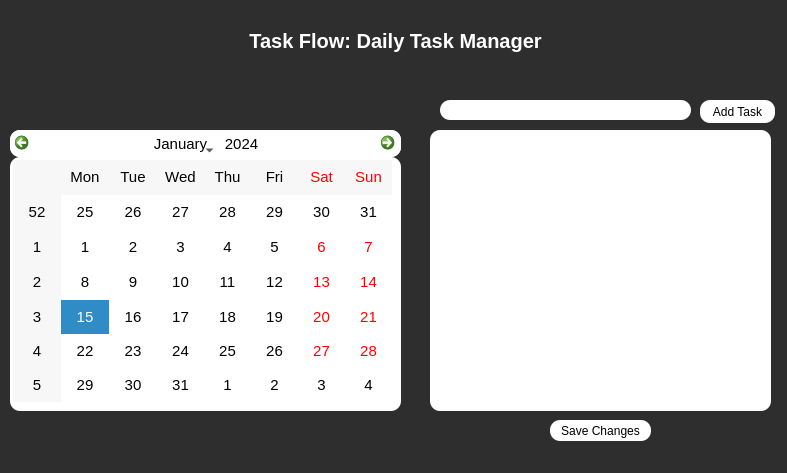
Before: the Qt Designer form main.ui in GrimReaper606/DailyTaskSchedulerUsingPython, drawn with Qt 5.
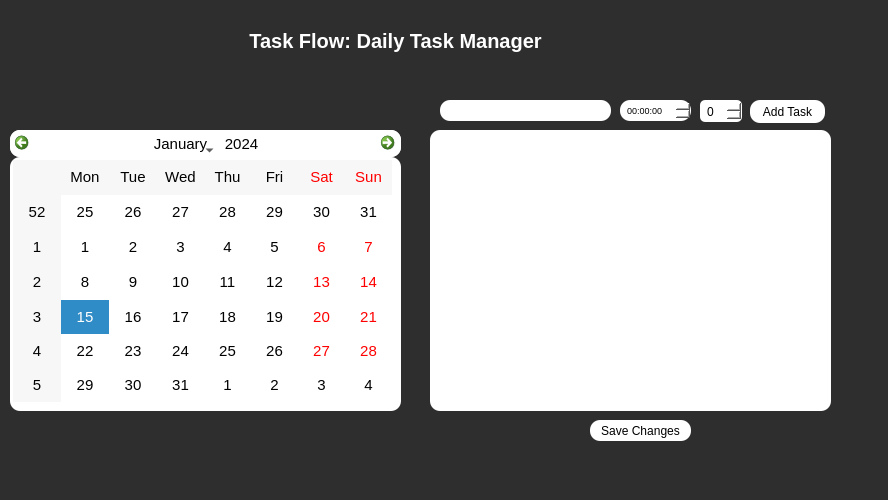
After: the same form once the commit is applied.

Commit message: Priority is added along with setting Reminder Time

Diff of the .ui file:
```diff
--- a/main.ui
+++ b/main.ui
@@ -6,8 +6,8 @@
    <rect>
     <x>0</x>
     <y>0</y>
-    <width>787</width>
-    <height>473</height>
+    <width>888</width>
+    <height>500</height>
    </rect>
   </property>
   <property name="windowTitle">
@@ -39,7 +39,7 @@
     <rect>
      <x>430</x>
      <y>130</y>
-     <width>341</width>
+     <width>401</width>
      <height>281</height>
     </rect>
    </property>
@@ -54,7 +54,7 @@
   <widget class="QPushButton" name="saveButton">
    <property name="geometry">
     <rect>
-     <x>550</x>
+     <x>590</x>
      <y>420</y>
      <width>101</width>
      <height>21</height>
@@ -73,7 +73,7 @@
   <widget class="QPushButton" name="addButton">
    <property name="geometry">
     <rect>
-     <x>700</x>
+     <x>750</x>
      <y>100</y>
      <width>75</width>
      <height>23</height>
@@ -120,8 +120,8 @@
     <rect>
      <x>440</x>
      <y>100</y>
-     <width>251</width>
-     <height>20</height>
+     <width>171</width>
+     <height>21</height>
     </rect>
    </property>
    <property name="styleSheet">
@@ -132,6 +132,41 @@
 padding: 5px;</string>
    </property>
   </widget>
+  <widget class="QSpinBox" name="prioritySpinBox">
+   <property name="geometry">
+    <rect>
+     <x>700</x>
+     <y>100</y>
+     <width>42</width>
+     <height>22</height>
+    </rect>
+   </property>
+   <property name="styleSheet">
+    <string notr="true">background-color: #FFFFFF;
+color: #000000; 
+font-family: Arial, sans-serif;
+border-radius: 5px;
+padding: 5px;</string>
+   </property>
+  </widget>
+  <widget class="QTimeEdit" name="timeEdit">
+   <property name="geometry">
+    <rect>
+     <x>620</x>
+     <y>100</y>
+     <width>71</width>
+     <height>21</height>
+    </rect>
+   </property>
+   <property name="styleSheet">
+    <string notr="true">background-color: #FFFFFF;
+color: #000000; 
+font-family: Arial, sans-serif;
+border-radius: 10px;
+padding: 5px;
+font: 9px;</string>
+   </property>
+  </widget>
  </widget>
  <resources/>
  <connections/>
```
The commit also changes 2 other files.
